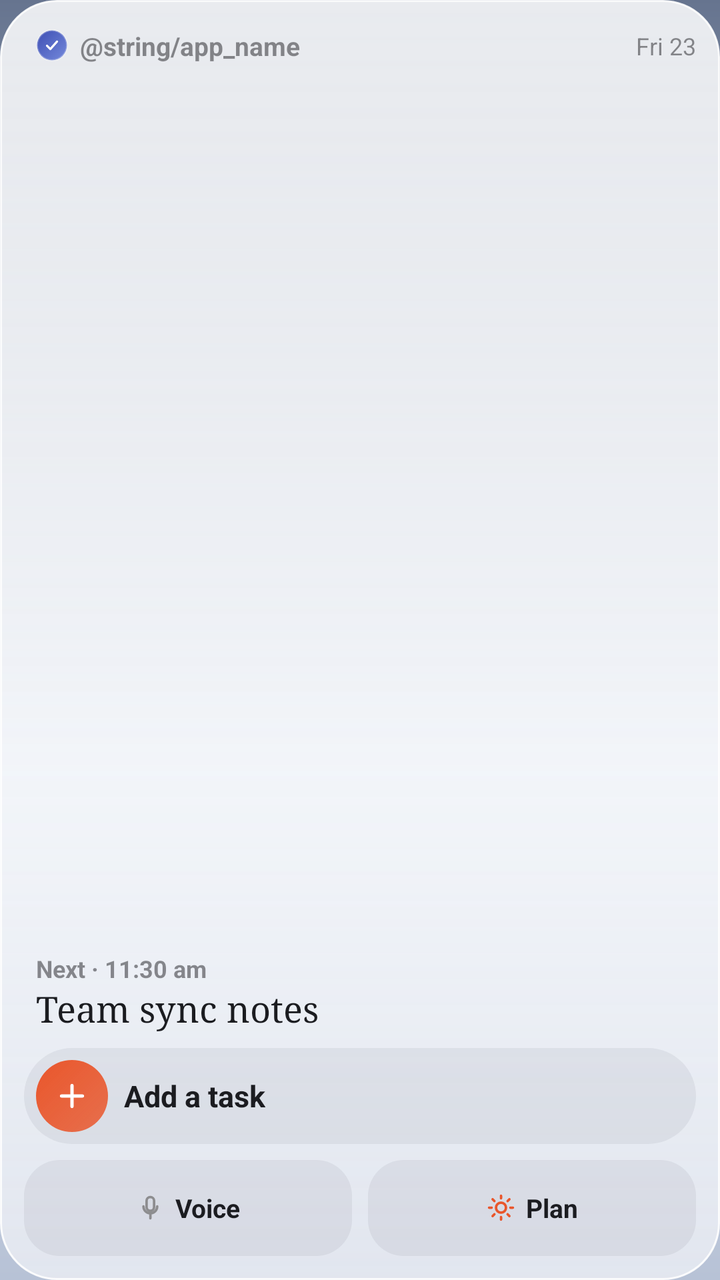
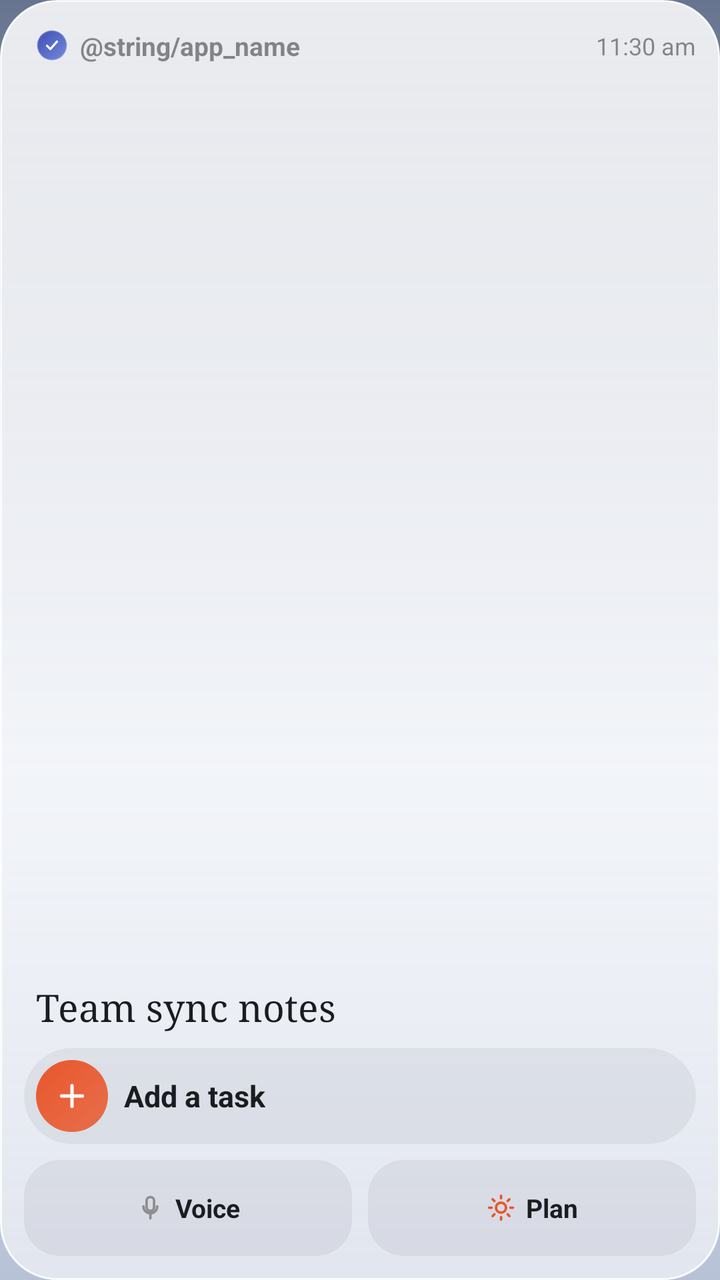

The first picture is an Android layout as it rendered before a commit; the second is the same layout after the commit. The layout source and the unified diff follow.
<!-- AndroidManifest.xml: application theme Theme.Todo -->
<!-- res/layout/widget_hub_preview.xml -->
<?xml version="1.0" encoding="utf-8"?>
<LinearLayout xmlns:android="http://schemas.android.com/apk/res/android"
    android:layout_width="match_parent" android:layout_height="match_parent"
    android:orientation="vertical" android:background="@drawable/widget_glass_hub" android:padding="12dp">
    <LinearLayout android:layout_width="match_parent" android:layout_height="wrap_content" android:orientation="horizontal" android:gravity="center_vertical"
        android:paddingStart="6dp" android:paddingTop="2dp">
        <FrameLayout android:layout_width="16dp" android:layout_height="16dp" android:background="@drawable/widget_round_bg">
            <ImageView android:layout_width="10dp" android:layout_height="10dp" android:layout_gravity="center" android:src="@drawable/ic_widget_check" android:importantForAccessibility="no" />
        </FrameLayout>
        <TextView android:layout_width="0dp" android:layout_weight="1" android:layout_height="wrap_content" android:layout_marginStart="6dp"
            android:text="@string/app_name" android:textSize="13sp" android:textStyle="bold" android:textColor="@color/widget_ink_secondary" />
        <TextView android:layout_width="wrap_content" android:layout_height="wrap_content" android:text="Fri 23" android:textSize="12sp" android:textColor="@color/widget_ink_secondary" />
    </LinearLayout>
    <LinearLayout android:layout_width="match_parent" android:layout_height="0dp" android:layout_weight="1" android:orientation="vertical" android:gravity="bottom"
        android:paddingStart="6dp" android:paddingBottom="8dp">
        <TextView android:layout_width="wrap_content" android:layout_height="wrap_content" android:text="Next · 11:30 am" android:textSize="12sp" android:textStyle="bold" android:textColor="@color/widget_ink_secondary" />
        <TextView android:layout_width="wrap_content" android:layout_height="wrap_content" android:text="Team sync notes" android:textSize="18sp" android:fontFamily="serif" android:maxLines="2" android:textColor="@color/widget_ink" />
    </LinearLayout>
    <LinearLayout android:layout_width="match_parent" android:layout_height="48dp" android:orientation="horizontal" android:gravity="center_vertical"
        android:background="@drawable/widget_soft_field" android:paddingStart="6dp" android:paddingEnd="6dp">
        <FrameLayout android:layout_width="36dp" android:layout_height="36dp" android:background="@drawable/widget_accent_disc">
            <ImageView android:layout_width="18dp" android:layout_height="18dp" android:layout_gravity="center" android:src="@drawable/ic_widget_plus" android:importantForAccessibility="no" />
        </FrameLayout>
        <TextView android:layout_width="wrap_content" android:layout_height="wrap_content" android:layout_marginStart="8dp"
            android:text="Add a task" android:textSize="15sp" android:textStyle="bold" android:textColor="@color/widget_ink" />
    </LinearLayout>
    <LinearLayout android:layout_width="match_parent" android:layout_height="48dp" android:layout_marginTop="8dp" android:orientation="horizontal">
        <LinearLayout android:layout_width="0dp" android:layout_weight="1" android:layout_height="48dp" android:orientation="horizontal" android:gravity="center"
            android:background="@drawable/widget_soft_chip">
            <ImageView android:layout_width="15dp" android:layout_height="15dp" android:layout_marginEnd="5dp" android:src="@drawable/ic_widget_mic" android:tint="@color/widget_ink_secondary" android:importantForAccessibility="no" />
            <TextView android:layout_width="wrap_content" android:layout_height="wrap_content" android:text="Voice" android:textSize="13sp" android:textStyle="bold" android:textColor="@color/widget_ink" />
        </LinearLayout>
        <LinearLayout android:layout_width="0dp" android:layout_weight="1" android:layout_height="48dp" android:layout_marginStart="8dp" android:orientation="horizontal" android:gravity="center"
            android:background="@drawable/widget_soft_chip">
            <ImageView android:layout_width="15dp" android:layout_height="15dp" android:layout_marginEnd="5dp" android:src="@drawable/ic_widget_sun" android:tint="@color/widget_accent" android:importantForAccessibility="no" />
            <TextView android:layout_width="wrap_content" android:layout_height="wrap_content" android:text="Plan" android:textSize="13sp" android:textStyle="bold" android:textColor="@color/widget_ink" />
        </LinearLayout>
    </LinearLayout>
</LinearLayout>
<!-- resources referenced by this layout -->
<resources>
  <color name="widget_accent">#E9562B</color>
  <color name="widget_ink">#1B1C20</color>
  <color name="widget_ink_secondary">#801B1C20</color>
  <!-- drawable ic_widget_check (drawable) -->
  <?xml version="1.0" encoding="utf-8"?>
  <vector xmlns:android="http://schemas.android.com/apk/res/android"
      android:width="24dp" android:height="24dp" android:viewportWidth="24" android:viewportHeight="24">
      <path android:strokeColor="#FFFFFFFF" android:strokeWidth="2.6" android:strokeLineCap="round" android:strokeLineJoin="round"
          android:pathData="M6,12.5l4,4l8,-9" />
  </vector>
  <!-- drawable ic_widget_plus (drawable) -->
  <?xml version="1.0" encoding="utf-8"?>
  <vector xmlns:android="http://schemas.android.com/apk/res/android"
      android:width="24dp" android:height="24dp" android:viewportWidth="24" android:viewportHeight="24">
      <path android:strokeColor="#FFFFFFFF" android:strokeWidth="2.2" android:strokeLineCap="round"
          android:pathData="M12,5v14M5,12h14" />
  </vector>
  <!-- drawable widget_accent_disc (drawable) -->
  <?xml version="1.0" encoding="utf-8"?>
  <shape xmlns:android="http://schemas.android.com/apk/res/android" android:shape="oval">
      <gradient android:angle="315" android:startColor="@color/widget_accent" android:endColor="@color/widget_accent_end" />
  </shape>
  <!-- drawable widget_glass_hub (drawable) -->
  <?xml version="1.0" encoding="utf-8"?>
  <shape xmlns:android="http://schemas.android.com/apk/res/android" android:shape="rectangle">
      <gradient android:angle="270" android:startColor="@color/widget_glass_top" android:endColor="@color/widget_glass_bottom" />
      <stroke android:width="1dp" android:color="@color/widget_glass_rim" />
      <corners android:radius="28dp" />
  </shape>
  <!-- drawable widget_round_bg (drawable) -->
  <?xml version="1.0" encoding="utf-8"?>
  <shape xmlns:android="http://schemas.android.com/apk/res/android" android:shape="oval">
      <gradient android:angle="315" android:startColor="#FF3E4FB4" android:endColor="#FF7489DB" />
      <stroke android:width="1dp" android:color="#40FFFFFF" />
  </shape>
  <!-- drawable widget_soft_chip (drawable) -->
  <?xml version="1.0" encoding="utf-8"?>
  <shape xmlns:android="http://schemas.android.com/apk/res/android" android:shape="rectangle">
      <solid android:color="@color/widget_soft" />
      <corners android:radius="18dp" />
  </shape>
  <!-- drawable widget_soft_field (drawable) -->
  <?xml version="1.0" encoding="utf-8"?>
  <shape xmlns:android="http://schemas.android.com/apk/res/android" android:shape="rectangle">
      <solid android:color="@color/widget_soft" />
      <corners android:radius="24dp" />
  </shape>
  <style name="Theme.Todo" parent="android:Theme.Material.Light.NoActionBar">
          <item name="android:windowBackground">@drawable/window_backdrop</item>
          <item name="android:statusBarColor">@android:color/transparent</item>
          <item name="android:navigationBarColor">@android:color/transparent</item>
      </style>
  <color name="widget_accent_end">#D1E9562B</color>
  <color name="widget_glass_top">#D9FFFFFF</color>
  <color name="widget_glass_bottom">#A8F7F8FB</color>
  <color name="widget_glass_rim">#E6FFFFFF</color>
  <color name="widget_soft">#0F1B1C20</color>
  <!-- drawable window_backdrop (drawable) -->
  <?xml version="1.0" encoding="utf-8"?>
  <layer-list xmlns:android="http://schemas.android.com/apk/res/android">
      <item>
          <shape>
              <gradient android:angle="270" android:type="linear"
                  android:startColor="@color/sky_top" android:centerY="0.6"
                  android:centerColor="@color/sky_low" android:endColor="@color/sky_deep" />
          </shape>
      </item>
  </layer-list>
  <color name="sky_top">#66748F</color>
  <color name="sky_low">#DAE2EE</color>
  <color name="sky_deep">#B7C2D6</color>
  <!-- unchanged entries left out for length: 2 -->
</resources>

<!-- the commit's change to res/layout/widget_hub_preview.xml (unified diff, before → after) -->
@@ -9,12 +9,11 @@
         </FrameLayout>
         <TextView android:layout_width="0dp" android:layout_weight="1" android:layout_height="wrap_content" android:layout_marginStart="6dp"
             android:text="@string/app_name" android:textSize="13sp" android:textStyle="bold" android:textColor="@color/widget_ink_secondary" />
-        <TextView android:layout_width="wrap_content" android:layout_height="wrap_content" android:text="Fri 23" android:textSize="12sp" android:textColor="@color/widget_ink_secondary" />
+        <TextView android:layout_width="wrap_content" android:layout_height="wrap_content" android:text="11:30 am" android:textSize="12sp" android:textColor="@color/widget_ink_secondary" />
     </LinearLayout>
     <LinearLayout android:layout_width="match_parent" android:layout_height="0dp" android:layout_weight="1" android:orientation="vertical" android:gravity="bottom"
-        android:paddingStart="6dp" android:paddingBottom="8dp">
-        <TextView android:layout_width="wrap_content" android:layout_height="wrap_content" android:text="Next · 11:30 am" android:textSize="12sp" android:textStyle="bold" android:textColor="@color/widget_ink_secondary" />
-        <TextView android:layout_width="wrap_content" android:layout_height="wrap_content" android:text="Team sync notes" android:textSize="18sp" android:fontFamily="serif" android:maxLines="2" android:textColor="@color/widget_ink" />
+        android:paddingStart="6dp" android:paddingEnd="4dp" android:paddingBottom="8dp">
+        <TextView android:layout_width="wrap_content" android:layout_height="wrap_content" android:text="Team sync notes" android:textSize="19sp" android:fontFamily="serif" android:maxLines="1" android:ellipsize="end" android:textColor="@color/widget_ink" />
     </LinearLayout>
     <LinearLayout android:layout_width="match_parent" android:layout_height="48dp" android:orientation="horizontal" android:gravity="center_vertical"
         android:background="@drawable/widget_soft_field" android:paddingStart="6dp" android:paddingEnd="6dp">
